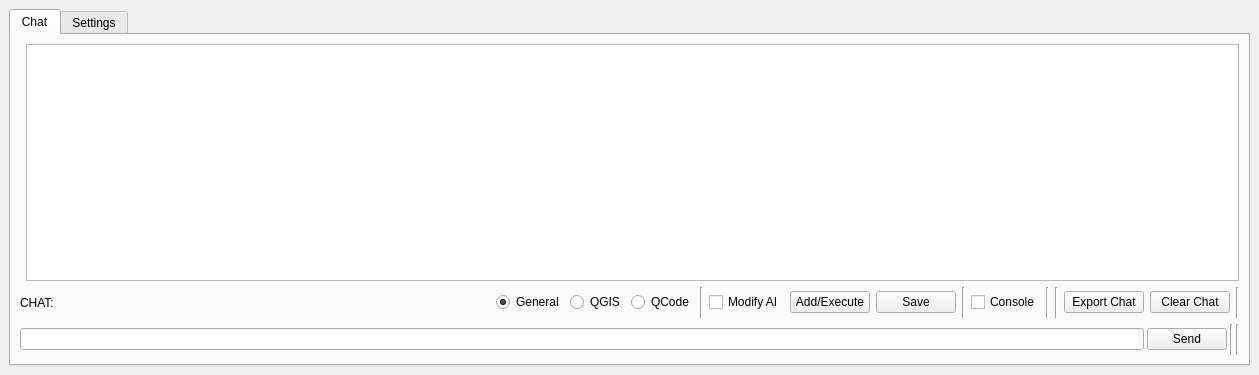
This is geogenie_dialog_base.ui in TRON-151/GeoAgent as Qt 5 draws it before an edit. The edited form follows.
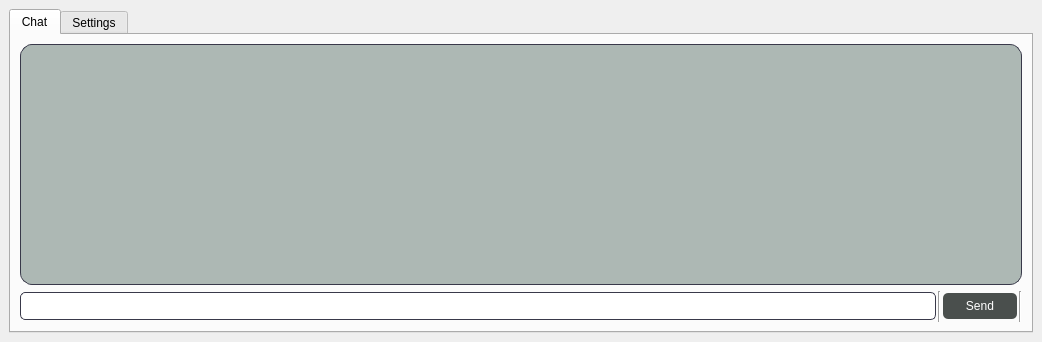
This is the edited form. Custom widgets are drawn as their Qt base class.

```diff
--- a/geogenie_dialog_base.ui
+++ b/geogenie_dialog_base.ui
@@ -6,8 +6,8 @@
    <rect>
     <x>0</x>
     <y>0</y>
-    <width>1259</width>
-    <height>375</height>
+    <width>1042</width>
+    <height>342</height>
    </rect>
   </property>
   <property name="windowTitle">
@@ -29,23 +29,6 @@
          <layout class="QVBoxLayout" name="verticalLayout">
           <item>
            <layout class="QHBoxLayout" name="layout_custom">
-            <item>
-             <widget class="QTextEdit" name="chatgpt_edit">
-              <property name="sizePolicy">
-               <sizepolicy hsizetype="Ignored" vsizetype="Ignored">
-                <horstretch>0</horstretch>
-                <verstretch>0</verstretch>
-               </sizepolicy>
-              </property>
-              <property name="html">
-               <string>&lt;!DOCTYPE HTML PUBLIC &quot;-//W3C//DTD HTML 4.0//EN&quot; &quot;http://www.w3.org/TR/REC-html40/strict.dtd&quot;&gt;
-&lt;html&gt;&lt;head&gt;&lt;meta name=&quot;qrichtext&quot; content=&quot;1&quot; /&gt;&lt;style type=&quot;text/css&quot;&gt;
-p, li { white-space: pre-wrap; }
-&lt;/style&gt;&lt;/head&gt;&lt;body style=&quot; font-family:'MS Shell Dlg 2'; font-size:7.8pt; font-weight:400; font-style:normal;&quot;&gt;
-&lt;p style=&quot;-qt-paragraph-type:empty; margin-top:0px; margin-bottom:0px; margin-left:0px; margin-right:0px; -qt-block-indent:0; text-indent:0px;&quot;&gt;&lt;br /&gt;&lt;/p&gt;&lt;/body&gt;&lt;/html&gt;</string>
-              </property>
-             </widget>
-            </item>
             <item>
              <widget class="QTextBrowser" name="chatgpt_ans">
               <property name="sizePolicy">
@@ -54,178 +37,17 @@
                 <verstretch>0</verstretch>
                </sizepolicy>
               </property>
-             </widget>
-            </item>
-           </layout>
-          </item>
-          <item>
-           <layout class="QHBoxLayout" name="horizontalLayout_2">
-            <item>
-             <widget class="QLabel" name="label">
-              <property name="sizePolicy">
-               <sizepolicy hsizetype="Minimum" vsizetype="Preferred">
-                <horstretch>0</horstretch>
-                <verstretch>0</verstretch>
-               </sizepolicy>
-              </property>
-              <property name="text">
-               <string>CHAT:</string>
-              </property>
-             </widget>
-            </item>
-            <item>
-             <spacer name="horizontalSpacer">
-              <property name="orientation">
-               <enum>Qt::Horizontal</enum>
-              </property>
-              <property name="sizeHint" stdset="0">
-               <size>
-                <width>40</width>
-                <height>20</height>
-               </size>
-              </property>
-             </spacer>
-            </item>
-            <item>
-             <widget class="QRadioButton" name="general">
-              <property name="text">
-               <string>General</string>
-              </property>
-              <property name="checked">
-               <bool>true</bool>
-              </property>
-             </widget>
-            </item>
-            <item>
-             <widget class="QRadioButton" name="qgisui">
-              <property name="text">
-               <string>QGIS</string>
-              </property>
-             </widget>
-            </item>
-            <item>
-             <widget class="QRadioButton" name="qgiscode">
-              <property name="text">
-               <string>QCode</string>
-              </property>
-             </widget>
-            </item>
-            <item>
-             <widget class="Line" name="line">
-              <property name="maximumSize">
-               <size>
-                <width>3</width>
-                <height>31</height>
-               </size>
-              </property>
-              <property name="orientation">
-               <enum>Qt::Vertical</enum>
-              </property>
-             </widget>
-            </item>
-            <item>
-             <widget class="QCheckBox" name="chatgpt_edit_btn">
-              <property name="text">
-               <string>Modify AI</string>
-              </property>
-             </widget>
-            </item>
-            <item>
-             <widget class="QPushButton" name="addonmap">
-              <property name="toolTip">
-               <string>e.g. Give me a geojson format for Cyprus cities</string>
-              </property>
-              <property name="text">
-               <string>Add/Execute</string>
-              </property>
-             </widget>
-            </item>
-            <item>
-             <widget class="QPushButton" name="save_last_ans">
-              <property name="focusPolicy">
-               <enum>Qt::NoFocus</enum>
-              </property>
-              <property name="text">
-               <string>Save</string>
-              </property>
-             </widget>
-            </item>
-            <item>
-             <widget class="Line" name="line_2">
-              <property name="maximumSize">
-               <size>
-                <width>3</width>
-                <height>31</height>
-               </size>
-              </property>
-              <property name="orientation">
-               <enum>Qt::Vertical</enum>
-              </property>
-             </widget>
-            </item>
-            <item>
-             <widget class="QCheckBox" name="chatgpt_python_console">
-              <property name="text">
-               <string>Console</string>
-              </property>
-             </widget>
-            </item>
-            <item>
-             <widget class="Line" name="line_3">
-              <property name="maximumSize">
-               <size>
-                <width>3</width>
-                <height>31</height>
-               </size>
-              </property>
-              <property name="orientation">
-               <enum>Qt::Vertical</enum>
-              </property>
-             </widget>
-            </item>
-            <item>
-             <widget class="Line" name="line_7">
-              <property name="maximumSize">
-               <size>
-                <width>3</width>
-                <height>31</height>
-               </size>
-              </property>
-              <property name="orientation">
-               <enum>Qt::Vertical</enum>
-              </property>
-             </widget>
-            </item>
-            <item>
-             <widget class="QPushButton" name="export_ans">
-              <property name="focusPolicy">
-               <enum>Qt::NoFocus</enum>
-              </property>
-              <property name="text">
-               <string>Export Chat</string>
-              </property>
-             </widget>
-            </item>
-            <item>
-             <widget class="QPushButton" name="clear_ans">
-              <property name="focusPolicy">
-               <enum>Qt::NoFocus</enum>
-              </property>
-              <property name="text">
-               <string>Clear Chat</string>
-              </property>
-             </widget>
-            </item>
-            <item>
-             <widget class="Line" name="line_4">
-              <property name="maximumSize">
-               <size>
-                <width>3</width>
-                <height>31</height>
-               </size>
-              </property>
-              <property name="orientation">
-               <enum>Qt::Vertical</enum>
+              <property name="styleSheet">
+               <string notr="true">QTextBrowser {
+    background-color: #adb8b4;
+    border: 1px solid #39394a;
+    border-radius: 12px;
+    /*color: #d9dce0; */
+    font-family: 'Segoe UI', Arial, sans-serif;
+    font-size: 14px;
+    selection-background-color: #4a77b6;
+    selection-color: white;
+}</string>
               </property>
              </widget>
             </item>
@@ -234,7 +56,7 @@
           <item>
            <layout class="QHBoxLayout" name="horizontalLayout">
             <property name="spacing">
-             <number>3</number>
+             <number>2</number>
             </property>
             <item>
              <widget class="QLineEdit" name="question">
@@ -244,11 +66,36 @@
                 <verstretch>0</verstretch>
                </sizepolicy>
               </property>
+              <property name="minimumSize">
+               <size>
+                <width>0</width>
+                <height>28</height>
+               </size>
+              </property>
+              <property name="styleSheet">
+               <string notr="true">QLineEdit{
+	border-radius: 5px;
+	border: 1px solid #39394a;
+}</string>
+              </property>
               <property name="text">
                <string/>
               </property>
              </widget>
             </item>
+            <item>
+             <widget class="Line" name="line_6">
+              <property name="maximumSize">
+               <size>
+                <width>3</width>
+                <height>31</height>
+               </size>
+              </property>
+              <property name="orientation">
+               <enum>Qt::Vertical</enum>
+              </property>
+             </widget>
+            </item>
             <item>
              <widget class="QPushButton" name="send_chat">
               <property name="sizePolicy">
@@ -257,6 +104,12 @@
                 <verstretch>0</verstretch>
                </sizepolicy>
               </property>
+              <property name="minimumSize">
+               <size>
+                <width>74</width>
+                <height>0</height>
+               </size>
+              </property>
               <property name="maximumSize">
                <size>
                 <width>16777215</width>
@@ -266,6 +119,16 @@
               <property name="focusPolicy">
                <enum>Qt::StrongFocus</enum>
               </property>
+              <property name="styleSheet">
+               <string notr="true">QPushButton{
+	border-radius: 5px;
+	background-color: #4a4f4d;
+	padding: 6px;
+ 	color: white;
+}
+
+</string>
+              </property>
               <property name="text">
                <string>Send</string>
               </property>
@@ -284,19 +147,6 @@
               </property>
              </widget>
             </item>
-            <item>
-             <widget class="Line" name="line_6">
-              <property name="maximumSize">
-               <size>
-                <width>3</width>
-                <height>31</height>
-               </size>
-              </property>
-              <property name="orientation">
-               <enum>Qt::Vertical</enum>
-              </property>
-             </widget>
-            </item>
            </layout>
           </item>
          </layout>
@@ -317,6 +167,9 @@
               <property name="toolTip">
                <string>Select the AI provider for language model processing.</string>
               </property>
+              <property name="styleSheet">
+               <string notr="true"/>
+              </property>
               <property name="text">
                <string>AI Provider:</string>
               </property>
@@ -330,6 +183,16 @@
                 <verstretch>0</verstretch>
                </sizepolicy>
               </property>
+              <property name="styleSheet">
+               <string notr="true">QComboBox{
+	background-color:#adb8b4;
+	border-radius: 5px;
+	padding: 6px;
+ 	/*color: white; */
+}
+
+</string>
+              </property>
               <item>
                <property name="text">
                 <string>OpenAI</string>
@@ -379,22 +242,6 @@
               </property>
              </widget>
             </item>
-            <item>
-             <spacer name="horizontalSpacer_6">
-              <property name="orientation">
-               <enum>Qt::Horizontal</enum>
-              </property>
-              <property name="sizeType">
-               <enum>QSizePolicy::Minimum</enum>
-              </property>
-              <property name="sizeHint" stdset="0">
-               <size>
-                <width>46</width>
-                <height>20</height>
-               </size>
-              </property>
-             </spacer>
-            </item>
             <item>
              <widget class="QComboBox" name="model">
               <property name="sizePolicy">
@@ -403,9 +250,25 @@
                 <verstretch>0</verstretch>
                </sizepolicy>
               </property>
+              <property name="minimumSize">
+               <size>
+                <width>203</width>
+                <height>0</height>
+               </size>
+              </property>
               <property name="focusPolicy">
                <enum>Qt::WheelFocus</enum>
               </property>
+              <property name="styleSheet">
+               <string notr="true">QComboBox{
+	border-radius: 5px;
+	padding: 6px;
+	background-color: #adb8b4; 
+ 	/*color: white;*/
+}
+
+</string>
+              </property>
               <property name="sizeAdjustPolicy">
                <enum>QComboBox::AdjustToContents</enum>
               </property>
@@ -418,87 +281,7 @@
               </property>
               <property name="sizeHint" stdset="0">
                <size>
-                <width>40</width>
-                <height>20</height>
-               </size>
-              </property>
-             </spacer>
-            </item>
-           </layout>
-          </item>
-          <item>
-           <layout class="QHBoxLayout" name="horizontalLayout_4">
-            <item>
-             <widget class="QLabel" name="label_5">
-              <property name="toolTip">
-               <string>Controls randomness: Lowering results in less random completions. As the temperature approaches zero, the model will become deterministic and repetitive.</string>
-              </property>
-              <property name="text">
-               <string>Temperature:     </string>
-              </property>
-             </widget>
-            </item>
-            <item>
-             <widget class="QDoubleSpinBox" name="temperature">
-              <property name="decimals">
-               <number>1</number>
-              </property>
-              <property name="maximum">
-               <double>1.000000000000000</double>
-              </property>
-              <property name="singleStep">
-               <double>0.100000000000000</double>
-              </property>
-             </widget>
-            </item>
-            <item>
-             <spacer name="horizontalSpacer_4">
-              <property name="orientation">
-               <enum>Qt::Horizontal</enum>
-              </property>
-              <property name="sizeHint" stdset="0">
-               <size>
-                <width>40</width>
-                <height>20</height>
-               </size>
-              </property>
-             </spacer>
-            </item>
-           </layout>
-          </item>
-          <item>
-           <layout class="QHBoxLayout" name="horizontalLayout_3">
-            <item>
-             <widget class="QLabel" name="label_6">
-              <property name="toolTip">
-               <string>One token is roughly 4 characters for normal English text</string>
-              </property>
-              <property name="text">
-               <string>Maximum length:</string>
-              </property>
-             </widget>
-            </item>
-            <item>
-             <widget class="QSpinBox" name="max_tokens">
-              <property name="focusPolicy">
-               <enum>Qt::WheelFocus</enum>
-              </property>
-              <property name="minimum">
-               <number>1</number>
-              </property>
-              <property name="maximum">
-               <number>4000</number>
-              </property>
-             </widget>
-            </item>
-            <item>
-             <spacer name="horizontalSpacer_5">
-              <property name="orientation">
-               <enum>Qt::Horizontal</enum>
-              </property>
-              <property name="sizeHint" stdset="0">
-               <size>
-                <width>40</width>
+                <width>30</width>
                 <height>20</height>
                </size>
               </property>
@@ -525,7 +308,20 @@
              </widget>
             </item>
             <item>
-             <widget class="QgsPasswordLineEdit" name="custom_apikey"/>
+             <widget class="QgsPasswordLineEdit" name="custom_apikey">
+              <property name="minimumSize">
+               <size>
+                <width>95</width>
+                <height>28</height>
+               </size>
+              </property>
+              <property name="styleSheet">
+               <string notr="true">QLineEdit{
+	border-radius: 5px;
+	border: 1px solid #39394a;
+}</string>
+              </property>
+             </widget>
             </item>
             <item>
              <spacer name="horizontalSpacer_2">
@@ -561,7 +357,20 @@
              </widget>
             </item>
             <item>
-             <widget class="QgsPasswordLineEdit" name="claude_apikey"/>
+             <widget class="QgsPasswordLineEdit" name="claude_apikey">
+              <property name="minimumSize">
+               <size>
+                <width>175</width>
+                <height>28</height>
+               </size>
+              </property>
+              <property name="styleSheet">
+               <string notr="true">QLineEdit{
+	border-radius: 5px;
+	border: 1px solid #39394a;
+}</string>
+              </property>
+             </widget>
             </item>
             <item>
              <spacer name="claude_spacer">
@@ -597,7 +406,20 @@
              </widget>
             </item>
             <item>
-             <widget class="QgsPasswordLineEdit" name="gemini_apikey"/>
+             <widget class="QgsPasswordLineEdit" name="gemini_apikey">
+              <property name="minimumSize">
+               <size>
+                <width>174</width>
+                <height>28</height>
+               </size>
+              </property>
+              <property name="styleSheet">
+               <string notr="true">QLineEdit{
+	border-radius: 5px;
+	border: 1px solid #39394a;
+}</string>
+              </property>
+             </widget>
             </item>
             <item>
              <spacer name="gemini_spacer">
@@ -634,6 +456,18 @@
             </item>
             <item>
              <widget class="QLineEdit" name="ollama_url">
+              <property name="minimumSize">
+               <size>
+                <width>202</width>
+                <height>28</height>
+               </size>
+              </property>
+              <property name="styleSheet">
+               <string notr="true">QLineEdit{
+	border-radius: 5px;
+	border: 1px solid #39394a;
+}</string>
+              </property>
               <property name="text">
                <string>http://localhost:11434</string>
               </property>
```
